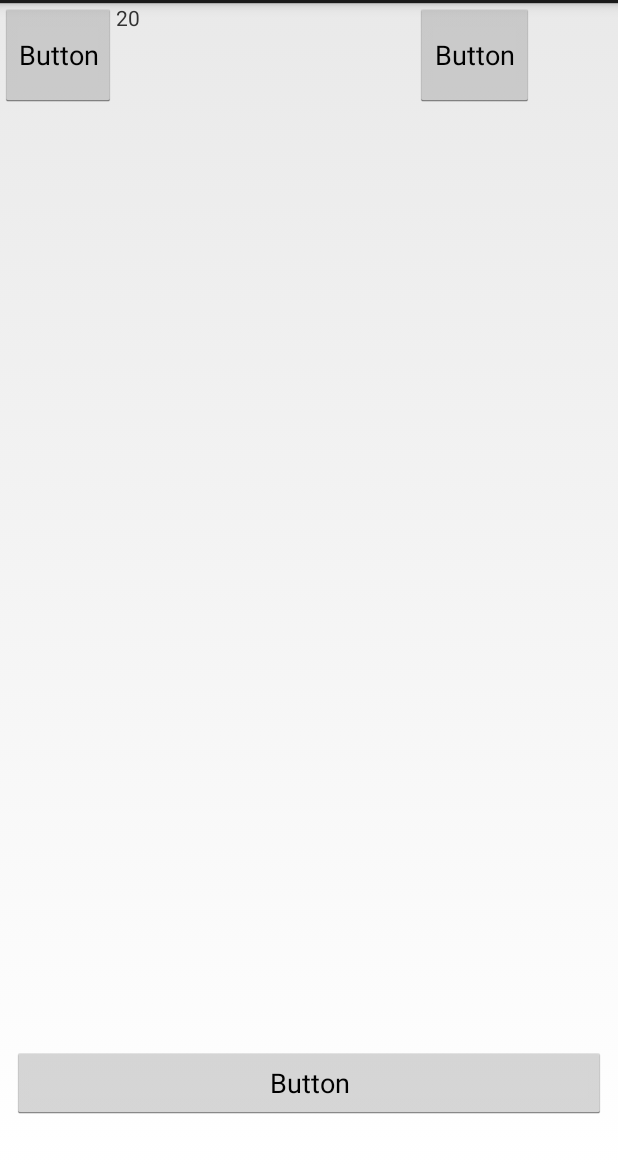
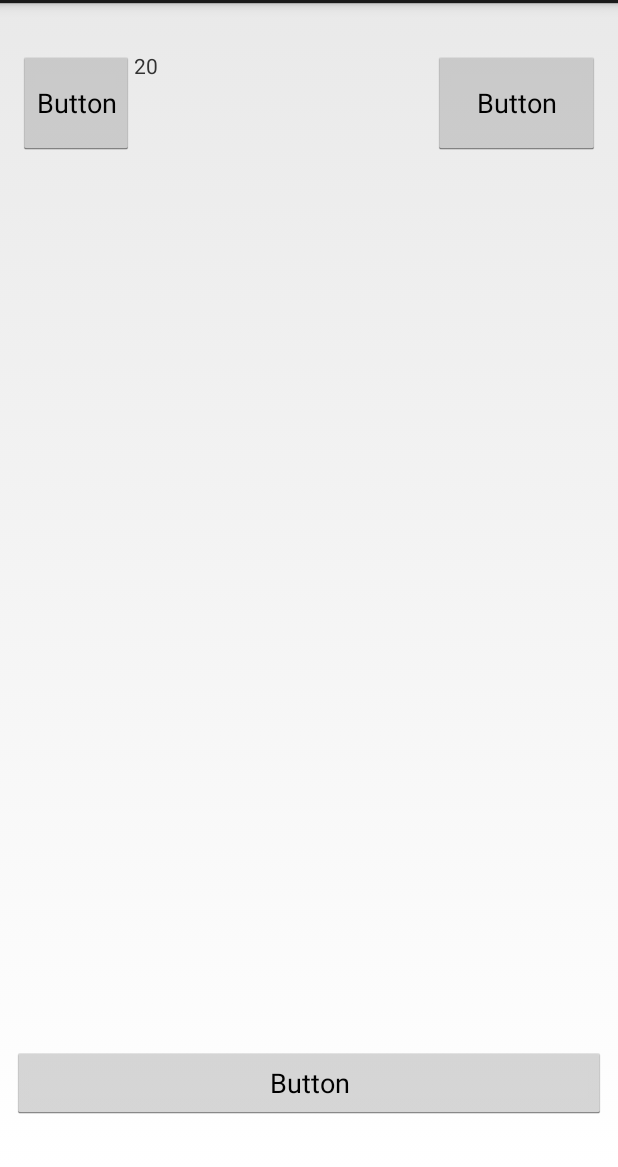
Before and after one commit to liquidwhale/SovietTimer, an Android app: the screen it shows after launch (MainActivity), on a phone screen of 412 x 824 dp, the part 69-1236 px from its top. Run offline under Robolectric (Android 15) with nearby library versions, the phone set to English and light mode, and no system bars.

Commit message:
add constraints to LinearLayout on mainScreen

```diff
--- a/app/src/main/res/layout/activity_main.xml
+++ b/app/src/main/res/layout/activity_main.xml
@@ -29,10 +29,17 @@
 
     <LinearLayout
         android:orientation="horizontal"
-        android:layout_width="356dp"
+        android:layout_width="0dp"
         android:layout_height="69dp"
-        tools:layout_editor_absoluteY="32dp"
-        tools:layout_editor_absoluteX="16dp">
+        tools:layout_constraintTop_creator="1"
+        tools:layout_constraintRight_creator="1"
+        android:layout_marginStart="12dp"
+        android:layout_marginEnd="12dp"
+        app:layout_constraintRight_toRightOf="parent"
+        android:layout_marginTop="32dp"
+        tools:layout_constraintLeft_creator="1"
+        app:layout_constraintLeft_toLeftOf="parent"
+        app:layout_constraintTop_toTopOf="parent">
 
         <Button
             android:text="Button"
```
